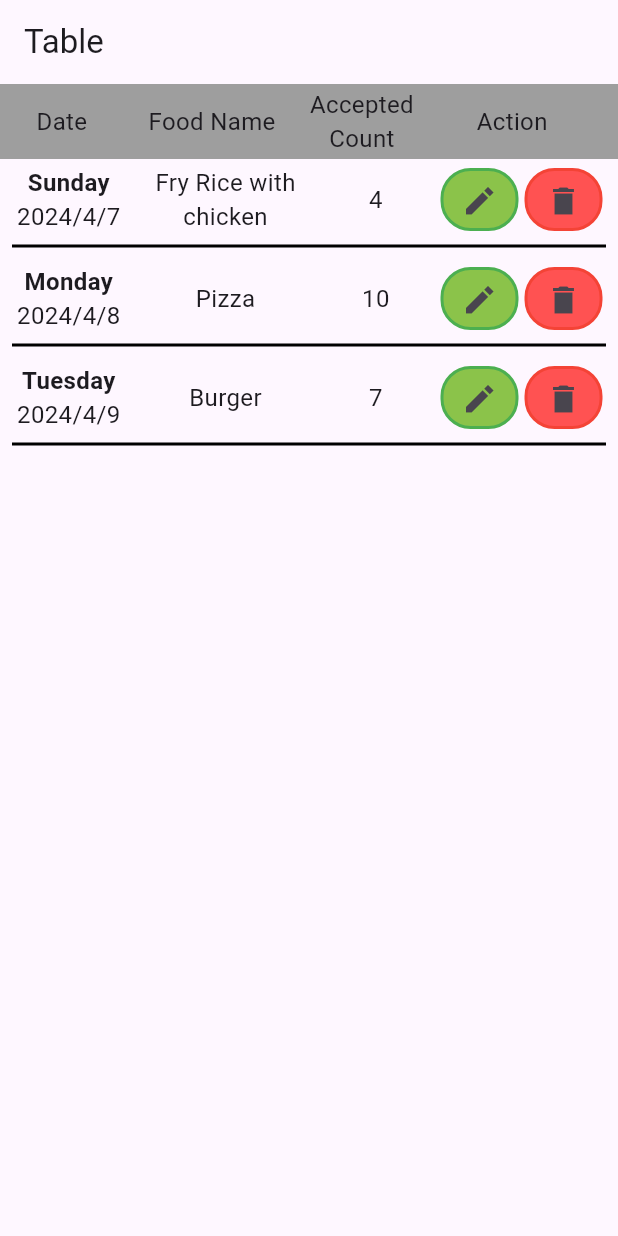
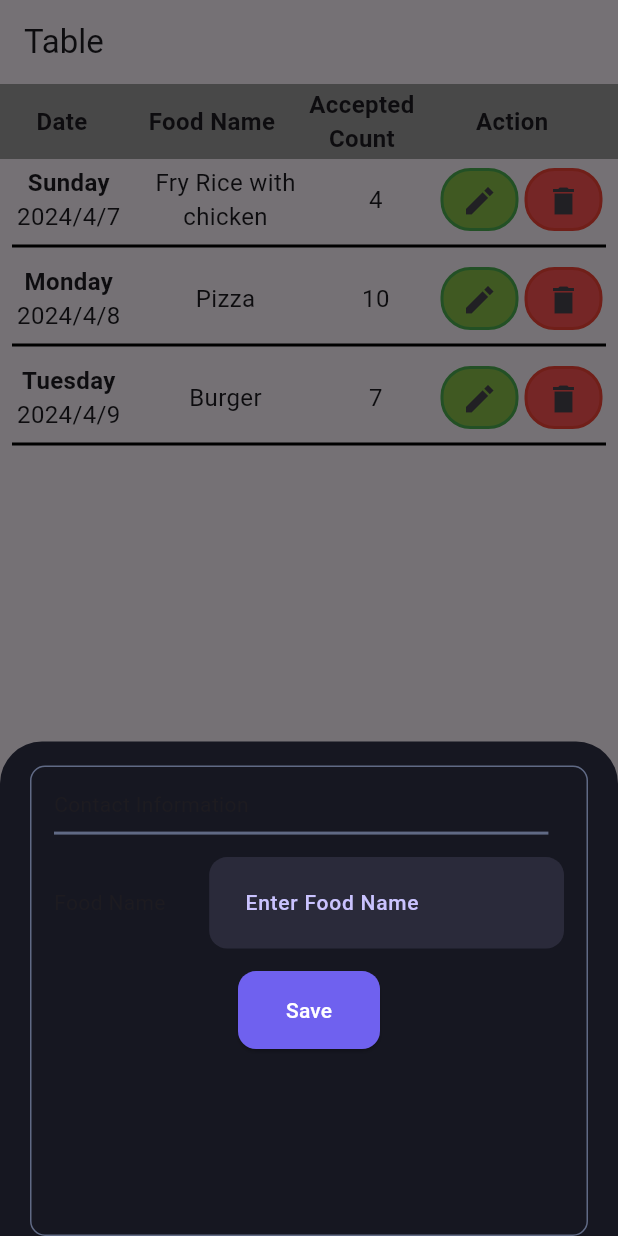
Before and after one commit to SoftAyush/tableFlutter, a Flutter app: the screen it shows after launch, after a tap on the "edit" icon, on a phone screen of 412 x 824 dp. Run offline on Flutter 3.47's test engine with Material 3 defaults, Android fonts, the phone set to English and light mode, and no system bars; Roboto replaces fonts that are missing (Plus Jakarta Sans).

Commit message:
add update feature

```diff
--- a/lib/home.dart
+++ b/lib/home.dart
@@ -1,5 +1,6 @@
 import 'package:flutter/material.dart';
 import 'package:table/RawData.dart';
+import 'package:table/update.dart';
 
 class HomeWidget extends StatefulWidget {
   const HomeWidget({super.key});
@@ -9,6 +10,7 @@ class HomeWidget extends StatefulWidget {
 }
 
 class _HomeWidgetState extends State<HomeWidget> {
+  final _unfocusNode = FocusNode();
   final List<ReportItem> report = [
     ReportItem(
       week: 'Sunday',
@@ -54,7 +56,10 @@ class _HomeWidgetState extends State<HomeWidget> {
                     child: const Center(
                       child: Text(
                         'Date',
-                        style: TextStyle(fontSize: 16),
+                        style: TextStyle(
+                          fontSize: 16,
+                          fontWeight: FontWeight.bold,
+                        ),
                       ),
                     ),
                   ),
@@ -63,7 +68,10 @@ class _HomeWidgetState extends State<HomeWidget> {
                     child: const Center(
                       child: Text(
                         'Food Name',
-                        style: TextStyle(fontSize: 16),
+                        style: TextStyle(
+                          fontSize: 16,
+                          fontWeight: FontWeight.bold,
+                        ),
                       ),
                     ),
                   ),
@@ -73,7 +81,10 @@ class _HomeWidgetState extends State<HomeWidget> {
                       child: Text(
                         'Accepted Count',
                         textAlign: TextAlign.center,
-                        style: TextStyle(fontSize: 16),
+                        style: TextStyle(
+                          fontSize: 16,
+                          fontWeight: FontWeight.bold,
+                        ),
                       ),
                     ),
                   ),
@@ -82,7 +93,10 @@ class _HomeWidgetState extends State<HomeWidget> {
                     child: const Center(
                       child: Text(
                         'Action',
-                        style: TextStyle(fontSize: 16),
+                        style: TextStyle(
+                          fontSize: 16,
+                          fontWeight: FontWeight.bold,
+                        ),
                       ),
                     ),
                   ),
@@ -91,7 +105,7 @@ class _HomeWidgetState extends State<HomeWidget> {
             ),
             SizedBox(
               width: size.width,
-              height: size.height/1.27,
+              height: size.height / 1.27,
               child: ListView.builder(
                   itemCount: report.length,
                   itemBuilder: (BuildContext context, int index) {
@@ -107,14 +121,15 @@ class _HomeWidgetState extends State<HomeWidget> {
                               children: [
                                 SizedBox(
                                   width: size.width / 4.5,
-                                child:  Center(
+                                  child: Center(
                                     child: Column(
                                       children: [
                                         Text(
                                           data.week,
                                           // 'Monday',
                                           style: const TextStyle(
-                                            fontWeight: FontWeight.w700, fontSize: 16),
+                                              fontWeight: FontWeight.w700,
+                                              fontSize: 16),
                                         ),
                                         Text(
                                           data.date,
@@ -127,7 +142,7 @@ class _HomeWidgetState extends State<HomeWidget> {
                                 ),
                                 SizedBox(
                                   width: size.width / 3.5,
-                                child:  Center(
+                                  child: Center(
                                     child: Text(
                                       data.name,
                                       // 'MOMO',
@@ -140,7 +155,7 @@ class _HomeWidgetState extends State<HomeWidget> {
                                 ),
                                 SizedBox(
                                   width: size.width / 5,
-                                child:  Center(
+                                  child: Center(
                                     child: Text(
                                       data.count.toString(),
                                       style: TextStyle(fontSize: 16),
@@ -162,10 +177,47 @@ class _HomeWidgetState extends State<HomeWidget> {
                                                   color: Colors.green,
                                                 ),
                                                 color: Colors.lightGreen,
-                                              borderRadius: BorderRadius.circular(20)),
+                                                borderRadius:
+                                                    BorderRadius.circular(20)),
                                             child: IconButton(
-                                            onPressed: () {},
-                                            icon: const Icon(Icons.edit_sharp),
+                                              onPressed: () async {
+                                                await showModalBottomSheet(
+                                                  isScrollControlled: true,
+                                                  backgroundColor:
+                                                      const Color(0xFF161721),
+                                                  enableDrag: false,
+                                                  context: context,
+                                                  builder: (context) {
+                                                    return GestureDetector(
+                                                      onTap: () => _unfocusNode
+                                                              .canRequestFocus
+                                                          ? FocusScope.of(
+                                                                  context)
+                                                              .requestFocus(
+                                                                  _unfocusNode)
+                                                          : FocusScope.of(
+                                                                  context)
+                                                              .unfocus(),
+                                                      child: Padding(
+                                                        padding: MediaQuery
+                                                            .viewInsetsOf(
+                                                                context),
+                                                        child: SizedBox(
+                                                          height:
+                                                              MediaQuery.sizeOf(
+                                                                          context)
+                                                                      .height *
+                                                                  0.4,
+                                                          child:
+                                                              const UpdateWidget(),
+                                                        ),
+                                                      ),
+                                                    );
+                                                  },
+                                                );
+                                              },
+                                              icon:
+                                                  const Icon(Icons.edit_sharp),
                                             ),
                                           ),
                                         ),
@@ -179,10 +231,12 @@ class _HomeWidgetState extends State<HomeWidget> {
                                                   color: Colors.red,
                                                 ),
                                                 color: Colors.redAccent,
-                                              borderRadius: BorderRadius.circular(20)),
+                                                borderRadius:
+                                                    BorderRadius.circular(20)),
                                             child: IconButton(
                                               onPressed: () {},
-                                            icon: const Icon(Icons.delete_sharp),
+                                              icon: const Icon(
+                                                  Icons.delete_sharp),
                                             ),
                                           ),
                                         )
@@ -195,7 +249,7 @@ class _HomeWidgetState extends State<HomeWidget> {
                           ),
                         ),
                         const Padding(
-                          padding: EdgeInsets.fromLTRB(8,0,8,0),
+                          padding: EdgeInsets.fromLTRB(8, 0, 8, 0),
                           child: Divider(
                             color: Colors.black,
                             thickness: 2,
@@ -203,11 +257,8 @@ class _HomeWidgetState extends State<HomeWidget> {
                         ),
                       ],
                     );
-                }
+                  }),
             ),
-
-            ),
-
           ],
         ),
       ),
--- /dev/null
+++ b/lib/update.dart
@@ -0,0 +1,201 @@
+import 'package:flutter/material.dart';
+
+class UpdateWidget extends StatefulWidget {
+  const UpdateWidget({super.key});
+
+  @override
+  State<UpdateWidget> createState() => _UpdateWidgetState();
+}
+
+class _UpdateWidgetState extends State<UpdateWidget> {
+  final GlobalKey<FormState> _formKey = GlobalKey<FormState>();
+  final foodNameController = TextEditingController();
+  @override
+  void dispose() {
+    super.dispose();
+    foodNameController.dispose();
+
+  }
+  @override
+  Widget build(BuildContext context) {
+    return Align(
+      alignment: const AlignmentDirectional(0, -1),
+      child: Padding(
+        padding: const EdgeInsetsDirectional.fromSTEB(20, 16, 20, 0),
+        child: Container(
+          width: 630,
+          decoration: BoxDecoration(
+            borderRadius: BorderRadius.circular(10),
+            border: Border.all(
+              color: const Color(0xFF606A85),
+            ),
+          ),
+          child: Padding(
+            padding: const EdgeInsets.all(15),
+            child: Form(
+              key: _formKey,
+              child: Column(
+                mainAxisSize: MainAxisSize.max,
+                crossAxisAlignment: CrossAxisAlignment.start,
+                children: [
+                  const Row(
+                    mainAxisSize: MainAxisSize.max,
+                    mainAxisAlignment: MainAxisAlignment.spaceBetween,
+                    children: [
+                      Text(
+                        'Contact Information',
+                        // style: AppTheme.of(context).title2.override(
+                        //   fontFamily: 'Poppins',
+                        //   color: const Color(0xFFCAC3FF),
+                        //   fontSize: 16,
+                        //   fontWeight: FontWeight.w500,
+                        // ),
+                      ),
+                    ],
+                  ),
+                  Padding(
+                    padding: const EdgeInsetsDirectional.fromSTEB(0, 8, 0, 0),
+                    child: Container(
+                      width: MediaQuery.sizeOf(context).width * 0.8,
+                      height: 2,
+                      decoration: const BoxDecoration(
+                        color: Color(0xFF606A85),
+                      ),
+                    ),
+                  ),
+                  Padding(
+                    padding: const EdgeInsetsDirectional.fromSTEB(0, 10, 0, 0),
+                    child: Container(
+                      decoration: const BoxDecoration(),
+                      child: Padding(
+                        padding: const EdgeInsetsDirectional.fromSTEB(0, 5, 0, 0),
+                        child: Row(
+                          mainAxisSize: MainAxisSize.max,
+                          mainAxisAlignment: MainAxisAlignment.start,
+                          children: [
+                            const Text(
+                              'Food Name',
+                              // style: AppTheme.of(context).bodyText2.override(
+                              //   fontFamily: 'Poppins',
+                              //   color: const Color(0xFFCAC3FF),
+                              //   fontSize: 14,
+                              // ),
+                            ),
+                            Expanded(
+                              child: Padding(
+                                padding: const EdgeInsetsDirectional.fromSTEB(29, 0, 0, 0),
+                                child: TextFormField(
+                                  controller: foodNameController,
+                                  autofocus: false,
+                                  obscureText: false,
+                                  autovalidateMode: AutovalidateMode.onUserInteraction,
+                                  decoration: InputDecoration(
+                                    labelText: 'Enter Food Name',
+                                    labelStyle: const TextStyle(
+                                      fontFamily: 'Plus Jakarta Sans',
+                                      color: Color(0xFFCAC3FF),
+                                      fontSize: 14,
+                                      fontWeight: FontWeight.w500,
+                                    ),
+                                    hintStyle:const TextStyle(
+                                      fontFamily: 'Plus Jakarta Sans',
+                                      color: Color(0xFFE5E7EB),
+                                      fontSize: 14,
+                                      fontWeight: FontWeight.w500,
+                                    ),
+                                    enabledBorder: OutlineInputBorder(
+                                      borderSide: const BorderSide(
+                                        color: Color(0x00000000),
+                                        width: 2,
+                                      ),
+                                      borderRadius: BorderRadius.circular(12),
+                                    ),
+                                    focusedBorder: OutlineInputBorder(
+                                      borderSide: const BorderSide(
+                                        color: Color(0xFF6F61EF),
+                                        width: 2,
+                                      ),
+                                      borderRadius: BorderRadius.circular(12),
+                                    ),
+                                    errorBorder: OutlineInputBorder(
+                                      borderSide: const BorderSide(
+                                        color: Color(0xFFFF5963),
+                                        width: 2,
+                                      ),
+                                      borderRadius: BorderRadius.circular(12),
+                                    ),
+                                    focusedErrorBorder: OutlineInputBorder(
+                                      borderSide: const BorderSide(
+                                        color: Color(0xFFFF5963),
+                                        width: 2,
+                                      ),
+                                      borderRadius: BorderRadius.circular(12),
+                                    ),
+                                    filled: true,
+                                    fillColor: const Color(0xFF2A2A3A),
+                                    contentPadding: const EdgeInsetsDirectional.fromSTEB(20, 20, 20, 20),
+                                  ),
+                                  style:const TextStyle(
+                                    fontFamily: 'Plus Jakarta Sans',
+                                    color: Color(0xFFE5E7EB),
+                                    fontSize: 14,
+                                    fontWeight: FontWeight.w500,
+                                  ),
+                                  cursorColor: const Color(0xFF6F61EF),
+                                  validator: (value) {
+                                    if (value == null || value.isEmpty) {
+                                      return 'Please enter your name';
+                                    }
+                                    return null;
+                                  },
+                                ),
+                              ),
+                            ),
+                          ],
+                        ),
+                      ),
+                    ),
+                  ),
+
+                  Padding(
+                    padding: const EdgeInsetsDirectional.fromSTEB(0, 10, 0, 0),
+                    child: Container(
+                      decoration: const BoxDecoration(),
+                      child: Padding(
+                        padding: const EdgeInsetsDirectional.fromSTEB(0, 5, 0, 0),
+                        child: Center(
+                          // Center the button
+                          child: ElevatedButton(
+                            onPressed: () {
+                              _formKey.currentState!.validate();
+                              // addNewContactInfo();
+                            },
+                            style: ElevatedButton.styleFrom(
+                              backgroundColor: const Color(0xFF6F61EF),
+                              foregroundColor: const Color(0xFFFFFFFF),
+                              padding: const EdgeInsets.symmetric(
+                                  horizontal: 32, vertical: 16),
+                              // textStyle: AppTheme.of(context).bodyText2.override(
+                              //   fontFamily: 'Plus Jakarta Sans',
+                              //   fontSize: 14,
+                              //   fontWeight: FontWeight.w500,
+                              // ),
+                              shape: RoundedRectangleBorder(
+                                borderRadius: BorderRadius.circular(12),
+                              ),
+                            ),
+                            child: const Text('Save'),
+                          ),
+                        ),
+                      ),
+                    ),
+                  ),
+                ],
+              ),
+            ),
+          ),
+        ),
+      ),
+    );
+  }
+}
```
Lines whose indentation alone changed are shown as unchanged.
